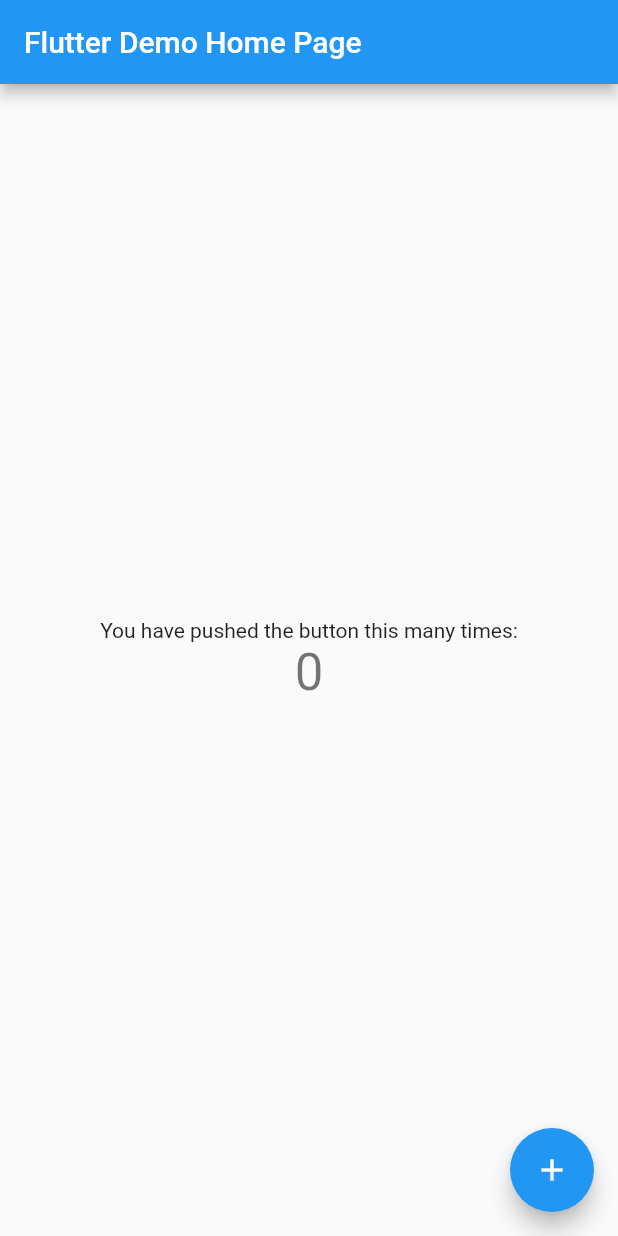
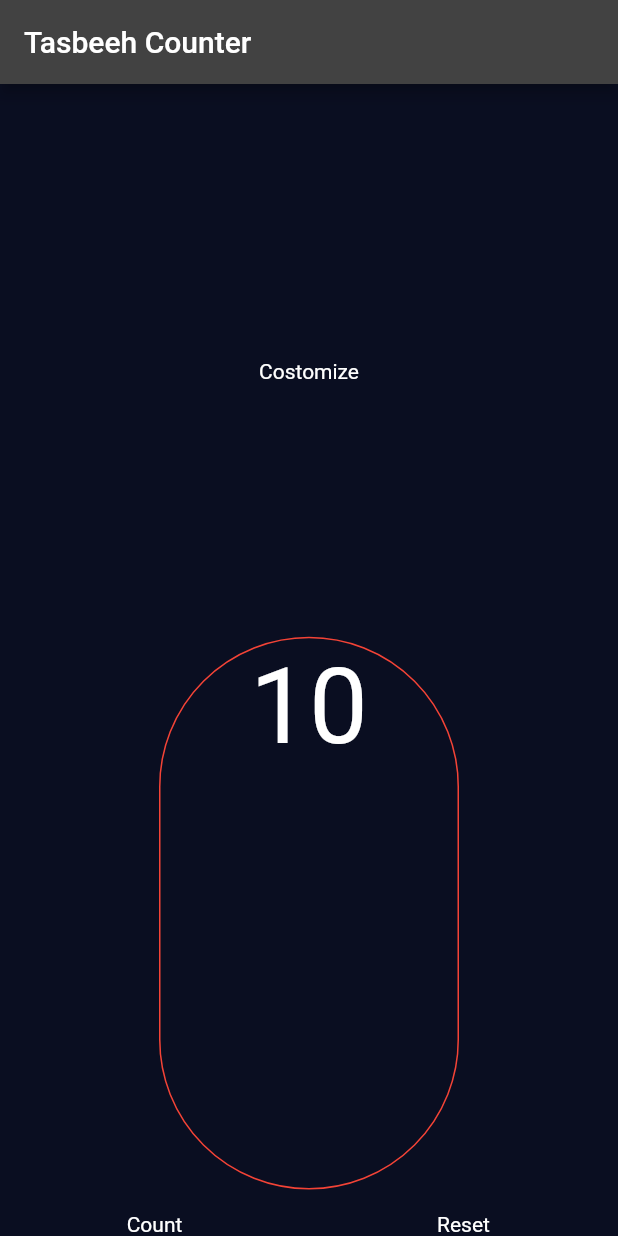
Before and after one commit to hamzarehmandeveloper/Personal_Projects, a Flutter app: the screen it shows after launch, on a phone screen of 412 x 824 dp. Run offline on Flutter 3.47's test engine with Material 2 defaults, Android fonts, the phone set to English and light mode, and no system bars; our stand-ins replace assets_audio_player, font_awesome_flutter, rflutter_alert.

Commit message:
counter page designed

```diff
--- a/tasbeehapp/lib/main.dart
+++ b/tasbeehapp/lib/main.dart
@@ -1,115 +1,110 @@
 import 'package:flutter/material.dart';
 
-void main() {
-  runApp(const MyApp());
+void main(){
+  runApp(Tasbeeh());
 }
 
-class MyApp extends StatelessWidget {
-  const MyApp({super.key});
+class Tasbeeh extends StatelessWidget {
+  const Tasbeeh({Key? key}) : super(key: key);
 
-  // This widget is the root of your application.
   @override
   Widget build(BuildContext context) {
     return MaterialApp(
-      title: 'Flutter Demo',
-      theme: ThemeData(
-        // This is the theme of your application.
-        //
-        // Try running your application with "flutter run". You'll see the
-        // application has a blue toolbar. Then, without quitting the app, try
-        // changing the primarySwatch below to Colors.green and then invoke
-        // "hot reload" (press "r" in the console where you ran "flutter run",
-        // or simply save your changes to "hot reload" in a Flutter IDE).
-        // Notice that the counter didn't reset back to zero; the application
-        // is not restarted.
-        primarySwatch: Colors.blue,
+      debugShowCheckedModeBanner: false,
+        home: mainpage(),
+        theme: ThemeData.dark().copyWith(
+        primaryColor: Color(0xFF0A0E21),
+        scaffoldBackgroundColor: Color(0xFF0A0E21),
       ),
-      home: const MyHomePage(title: 'Flutter Demo Home Page'),
     );
   }
 }
 
-class MyHomePage extends StatefulWidget {
-  const MyHomePage({super.key, required this.title});
 
-  // This widget is the home page of your application. It is stateful, meaning
-  // that it has a State object (defined below) that contains fields that affect
-  // how it looks.
-
-  // This class is the configuration for the state. It holds the values (in this
-  // case the title) provided by the parent (in this case the App widget) and
-  // used by the build method of the State. Fields in a Widget subclass are
-  // always marked "final".
-
-  final String title;
+class mainpage extends StatefulWidget {
+  const mainpage({Key? key}) : super(key: key);
 
   @override
-  State<MyHomePage> createState() => _MyHomePageState();
+  State<mainpage> createState() => _mainpageState();
 }
 
-class _MyHomePageState extends State<MyHomePage> {
-  int _counter = 0;
+class _mainpageState extends State<mainpage> {
 
-  void _incrementCounter() {
-    setState(() {
-      // This call to setState tells the Flutter framework that something has
-      // changed in this State, which causes it to rerun the build method below
-      // so that the display can reflect the updated values. If we changed
-      // _counter without calling setState(), then the build method would not be
-      // called again, and so nothing would appear to happen.
-      _counter++;
-    });
-  }
 
   @override
   Widget build(BuildContext context) {
-    // This method is rerun every time setState is called, for instance as done
-    // by the _incrementCounter method above.
-    //
-    // The Flutter framework has been optimized to make rerunning build methods
-    // fast, so that you can just rebuild anything that needs updating rather
-    // than having to individually change instances of widgets.
     return Scaffold(
       appBar: AppBar(
-        // Here we take the value from the MyHomePage object that was created by
-        // the App.build method, and use it to set our appbar title.
-        title: Text(widget.title),
+        title: Text("Tasbeeh Counter"),
       ),
-      body: Center(
-        // Center is a layout widget. It takes a single child and positions it
-        // in the middle of the parent.
-        child: Column(
-          // Column is also a layout widget. It takes a list of children and
-          // arranges them vertically. By default, it sizes itself to fit its
-          // children horizontally, and tries to be as tall as its parent.
-          //
-          // Invoke "debug painting" (press "p" in the console, choose the
-          // "Toggle Debug Paint" action from the Flutter Inspector in Android
-          // Studio, or the "Toggle Debug Paint" command in Visual Studio Code)
-          // to see the wireframe for each widget.
-          //
-          // Column has various properties to control how it sizes itself and
-          // how it positions its children. Here we use mainAxisAlignment to
-          // center the children vertically; the main axis here is the vertical
-          // axis because Columns are vertical (the cross axis would be
-          // horizontal).
-          mainAxisAlignment: MainAxisAlignment.center,
-          children: <Widget>[
-            const Text(
-              'You have pushed the button this many times:',
+      body: Column(
+        crossAxisAlignment: CrossAxisAlignment.center,
+        children: [
+          Expanded(child: GestureDetector(
+            child: SizedBox(
+              child: Center(
+                child: Padding(
+                  padding: EdgeInsets.only(top: 15.0),
+                  child: Text("Costomize"),
+                ),
+              ),
             ),
-            Text(
-              '$_counter',
-              style: Theme.of(context).textTheme.headline4,
+          ),
+          ),
+          Expanded(child: Container(
+            width: 200,
+            height: 200,
+            decoration: BoxDecoration(
+              border: Border.all(
+                color: Colors.red,
+              ),
+              borderRadius: BorderRadius.all(
+                Radius.circular(100),
+              ),
             ),
-          ],
-        ),
+            child: Padding(
+              padding: EdgeInsets.all(5.0),
+              child: Column(
+                children: <Widget>[
+                  Text(
+                    '10',
+                    style: TextStyle(
+                        color: Colors.white,
+                        fontSize: 70),
+                  ),
+                ],
+              ),
+            ),
+            ),
+          ),
+          Row(
+            children: [
+              Expanded(child: GestureDetector(
+                child: SizedBox(
+                  child: Center(
+                    child: Padding(
+                      padding: EdgeInsets.only(top: 15.0),
+                      child: Text("Count"),
+                    ),
+                  ),
+                ),
+              ),
+              ),
+              Expanded(child: GestureDetector(
+                child: SizedBox(
+                  child: Center(
+                    child: Padding(
+                      padding: EdgeInsets.only(top: 15.0),
+                      child: Text("Reset"),
+                    ),
+                  ),
+                ),
+              ),
+              ),
+            ],
+          )
+        ],
       ),
-      floatingActionButton: FloatingActionButton(
-        onPressed: _incrementCounter,
-        tooltip: 'Increment',
-        child: const Icon(Icons.add),
-      ), // This trailing comma makes auto-formatting nicer for build methods.
     );
   }
 }
```
